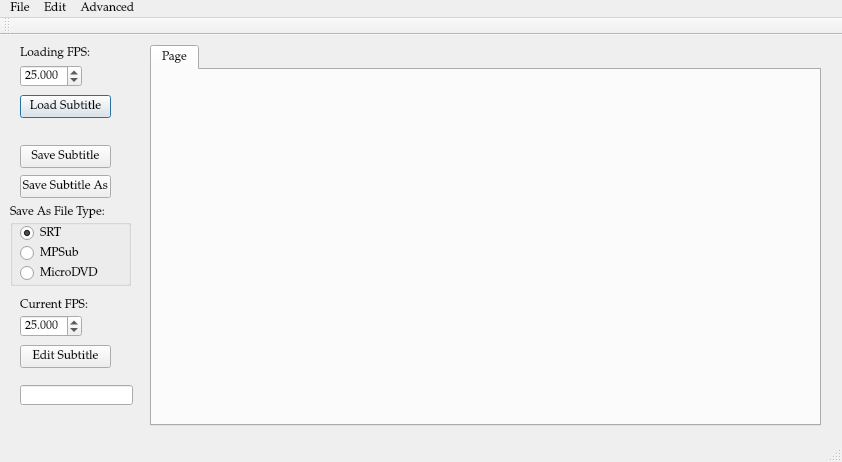
NikolaJov96/DivXConverter, file source/mainwindow.ui: the form before one commit.
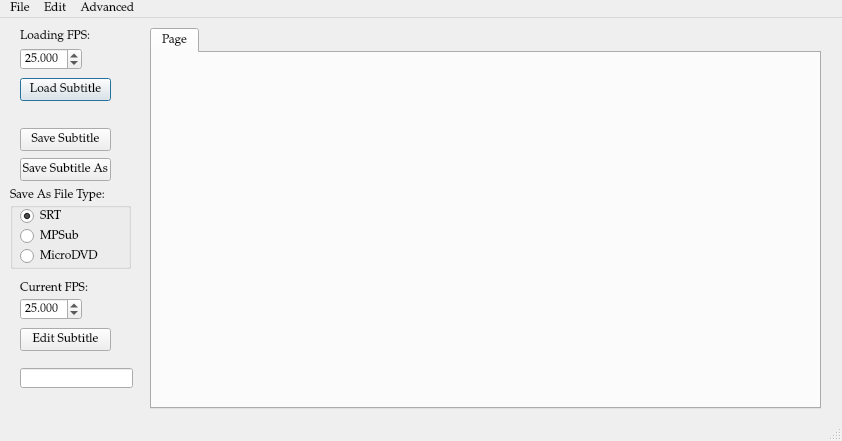
The form after the commit.

```diff
--- a/source/mainwindow.ui
+++ b/source/mainwindow.ui
@@ -13,7 +13,7 @@
     <x>0</x>
     <y>0</y>
     <width>842</width>
-    <height>462</height>
+    <height>441</height>
    </rect>
   </property>
   <property name="font">
@@ -307,14 +307,6 @@
    <addaction name="menuAdvanced"/>
   </widget>
   <widget class="QStatusBar" name="statusBar"/>
-  <widget class="QToolBar" name="mainToolBar">
-   <attribute name="toolBarArea">
-    <enum>TopToolBarArea</enum>
-   </attribute>
-   <attribute name="toolBarBreak">
-    <bool>false</bool>
-   </attribute>
-  </widget>
   <action name="actionOpen_File">
    <property name="text">
     <string>Open File</string>
```
Left out of the diff: 7 changed lines with no effect on the pictures.
